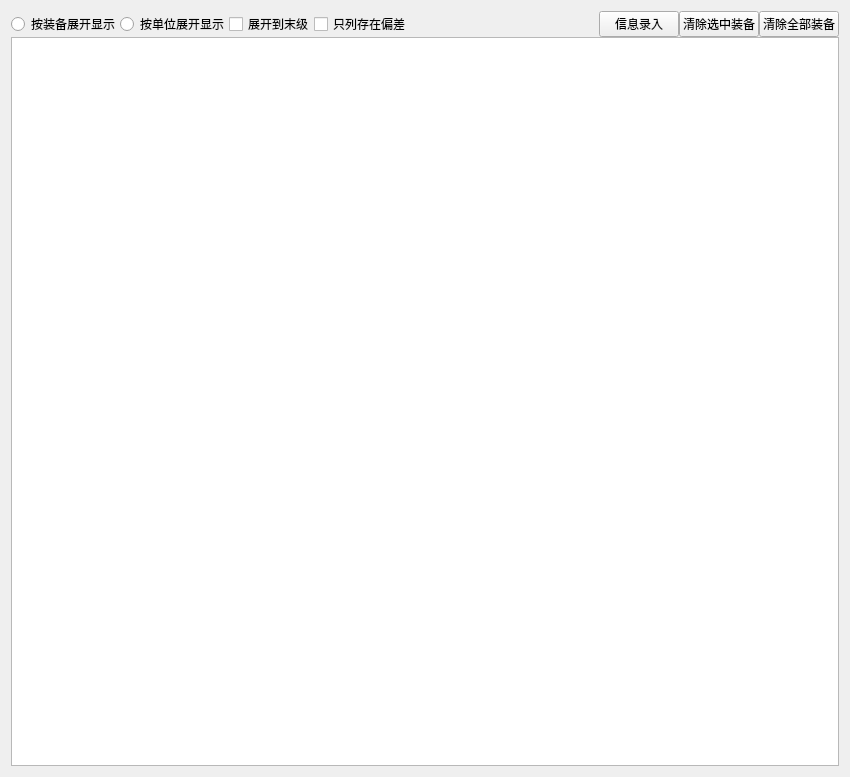
Old version of the form widgets/inquiry_result.ui in the repository Belos10/Equip.
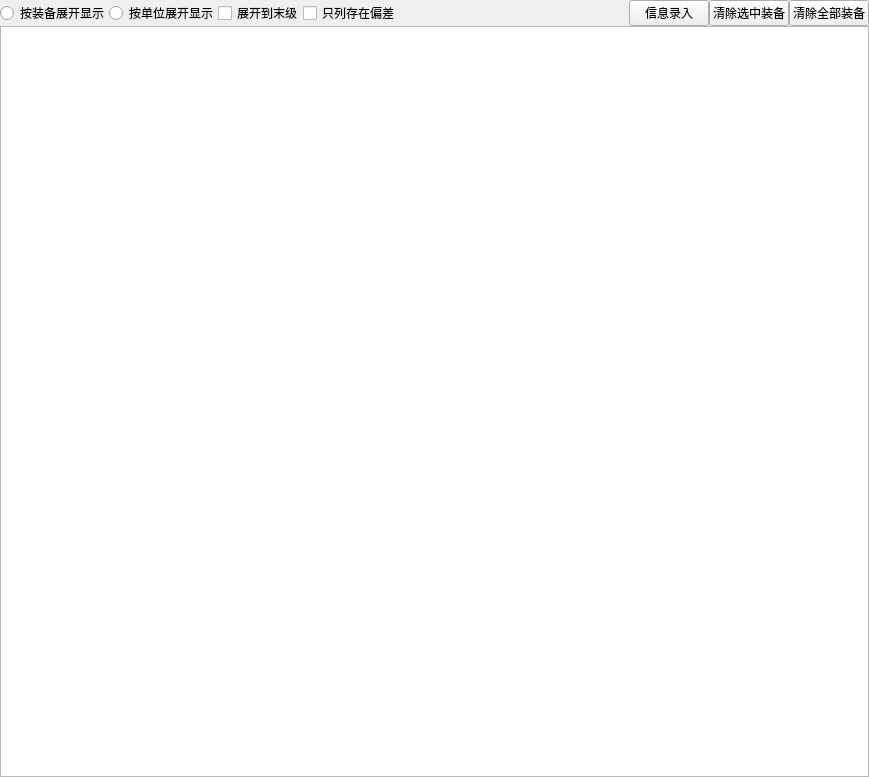
New version of the form.

Diff of the .ui file:
```diff
--- a/widgets/inquiry_result.ui
+++ b/widgets/inquiry_result.ui
@@ -6,7 +6,7 @@
    <rect>
     <x>0</x>
     <y>0</y>
-    <width>850</width>
+    <width>869</width>
     <height>777</height>
    </rect>
   </property>
@@ -14,6 +14,21 @@
    <string>Form</string>
   </property>
   <layout class="QVBoxLayout" name="verticalLayout">
+   <property name="spacing">
+    <number>0</number>
+   </property>
+   <property name="leftMargin">
+    <number>0</number>
+   </property>
+   <property name="topMargin">
+    <number>0</number>
+   </property>
+   <property name="rightMargin">
+    <number>0</number>
+   </property>
+   <property name="bottomMargin">
+    <number>0</number>
+   </property>
    <item>
     <widget class="QWidget" name="widget" native="true">
      <layout class="QVBoxLayout" name="verticalLayout_2">
```
